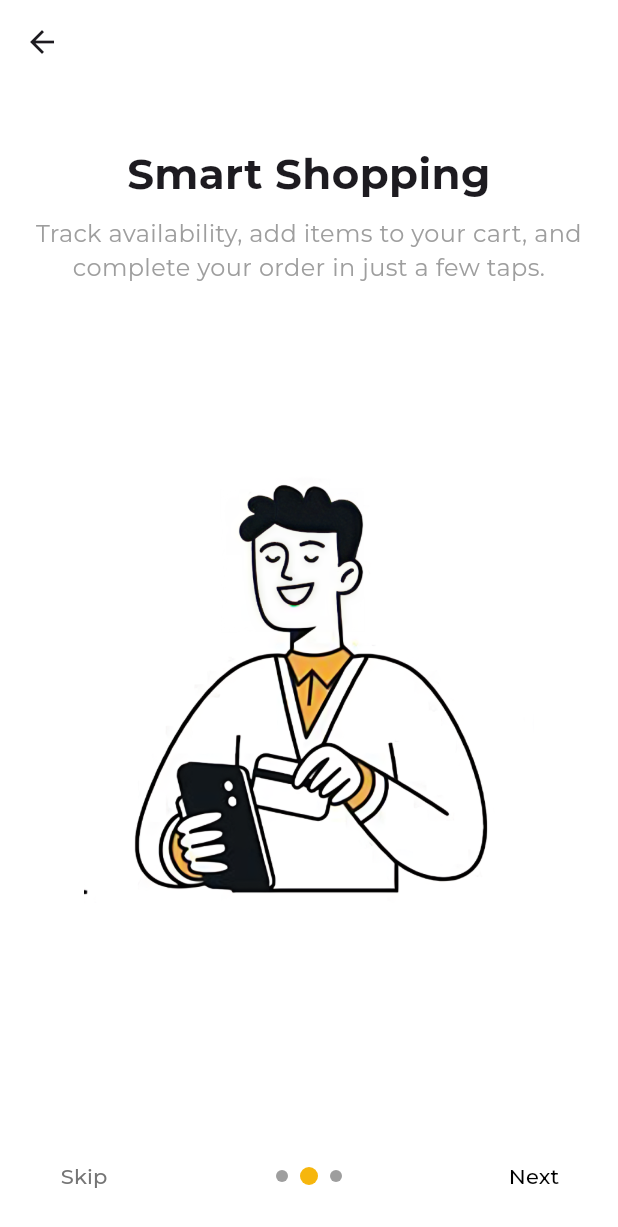
After one commit to shresthabatsal/project_ease, a Flutter app: the OnboardingScreen screen opened directly, after a tap on "Next", on a phone screen of 412 x 824 dp. The commit adds this screen. Shown: the top 1227 px of the screen. Run offline on Flutter 3.47's test engine with Material 3 defaults, Android fonts, the phone set to English and light mode, and no system bars.

Commit message:
add onboarding screen

```diff
--- a/lib/screens/dashboard_screen.dart
+++ b/lib/screens/dashboard_screen.dart
@@ -1,5 +1,6 @@
 import 'package:flutter/material.dart';
 import 'package:project_ease/screens/login_screen.dart';
+import 'package:project_ease/screens/onboarding_screen.dart';
 import 'package:project_ease/screens/signup_screen.dart';
 import 'package:project_ease/widgets/custom_button.dart';
 
@@ -31,7 +32,16 @@ class DashboardScreen extends StatelessWidget {
               child: CustomButton(onPressed: (){
                 Navigator.push(context, MaterialPageRoute(builder: (context) => const SignupScreen()));
               }, text: "Signup Screen")
-            )
+            ),
+
+            SizedBox(height: 16),
+
+            SizedBox(
+              width: double.infinity,
+              child: CustomButton(onPressed: (){
+                Navigator.push(context, MaterialPageRoute(builder: (context) => const OnboardingScreen()));
+              }, text: "Onboarding Screen")
+            ),
           ],
         ),
       ),),
--- /dev/null
+++ b/lib/screens/onboarding_screen.dart
@@ -0,0 +1,148 @@
+import 'package:flutter/material.dart';
+import 'package:project_ease/app/theme/app_colors.dart';
+
+class OnboardingScreen extends StatefulWidget {
+  const OnboardingScreen({super.key});
+
+  @override
+  State<OnboardingScreen> createState() => _OnboardingScreenState();
+}
+
+class _OnboardingScreenState extends State<OnboardingScreen> {
+  final PageController _pageController = PageController();
+  int _currentPage = 0;
+
+  final List<Map<String, String>> _slides = [
+    {
+      "title": "Shop with Ease",
+      "subtitle": "Browse stores, explore products, and\nplace orders effortlessly.",
+      "image": "assets/images/onboarding_1.png",
+    },
+    {
+      "title": "Smart Shopping",
+      "subtitle": "Track availability, add items to your cart, and\ncomplete your order in just a few taps.",
+      "image": "assets/images/onboarding_2.png",
+    },
+    {
+      "title": "Fast Pickup",
+      "subtitle": "Get a unique code and collect your order\nquickly and conveniently.",
+      "image": "assets/images/onboarding_3.png",
+    },
+  ];
+
+  void _onPageChanged(int index) {
+    setState(() {
+      _currentPage = index;
+    });
+  }
+
+  void _nextPage() {
+    if (_currentPage < _slides.length - 1) {
+      _pageController.nextPage(
+          duration: const Duration(milliseconds: 300), curve: Curves.easeInOut);
+    } else {}
+  }
+
+  void _skip() {}
+
+  @override
+  Widget build(BuildContext context) {
+    return Scaffold(
+      appBar: AppBar(backgroundColor: Colors.white),
+      backgroundColor: Colors.white,
+      body: SafeArea(
+        child: Column(
+          children: [
+            Expanded(
+              child: PageView.builder(
+                controller: _pageController,
+                itemCount: _slides.length,
+                onPageChanged: _onPageChanged,
+                itemBuilder: (context, index) {
+                  final slide = _slides[index];
+                  return Padding(
+                    padding: const EdgeInsets.symmetric(horizontal: 24),
+                    child: Column(
+                      crossAxisAlignment: CrossAxisAlignment.center,
+                      children: [
+                        const SizedBox(height: 40),
+
+                        // Title
+                        Text(
+                          slide['title']!,
+                          style: const TextStyle(
+                              fontSize: 28, fontWeight: FontWeight.bold),
+                          textAlign: TextAlign.center,
+                        ),
+
+                        const SizedBox(height: 8),
+
+                        // Subtitle
+                        Text(
+                          slide['subtitle']!,
+                          style: const TextStyle(fontSize: 16, color: Colors.grey),
+                          textAlign: TextAlign.center,
+                        ),
+
+                        // Image
+                        Expanded(
+                          child: Center(
+                            child: Image.asset(slide['image']!, height: 300)
+                          ),
+                        ),
+                      ],
+                    ),
+                  );
+                },
+              ),
+            ),
+
+            // Bottom Navigation
+            Padding(
+              padding: const EdgeInsets.symmetric(horizontal: 24, vertical: 16),
+              child: Row(
+                mainAxisAlignment: MainAxisAlignment.spaceBetween,
+                children: [
+                  // Skip Button
+                  TextButton(
+                    onPressed: _skip,
+                    child: Text(
+                      "Skip",
+                      style: TextStyle(color: Colors.grey.shade600),
+                    ),
+                  ),
+
+                  // Indicators
+                  Row(
+                    children: List.generate(_slides.length, (index) {
+                      return Container(
+                        margin: const EdgeInsets.symmetric(horizontal: 4),
+                        width: _currentPage == index ? 12 : 8,
+                        height: _currentPage == index ? 12 : 8,
+                        decoration: BoxDecoration(
+                          shape: BoxShape.circle,
+                          color: _currentPage == index
+                              ? AppColors.primary
+                              : Colors.grey,
+                        ),
+                      );
+                    }),
+                  ),
+
+                  // Next Button
+                  TextButton(
+                    onPressed: _nextPage,
+                    child: Text(
+                      _currentPage == _slides.length - 1 ? "Done" : "Next",
+                      style: const TextStyle(color: Colors.black, fontWeight: FontWeight.w500),
+                    ),
+                  ),
+                ],
+              ),
+            ),
+          ],
+        ),
+      ),
+    );
+  }
+}
```
Also changed, not shown: assets/images/onboarding_1.png (added), assets/images/onboarding_2.png (added), assets/images/onboarding_3.png (added).
